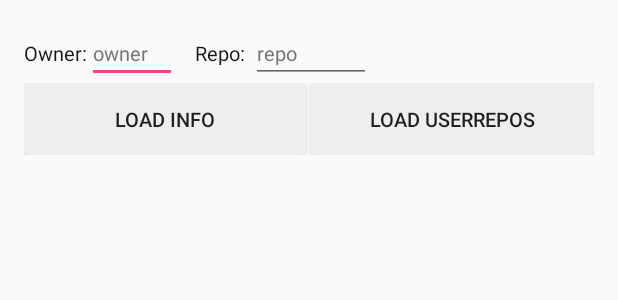
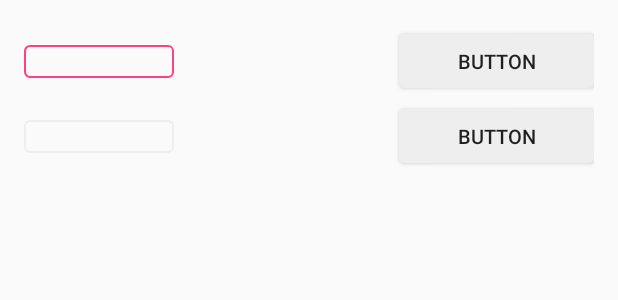
Before and after one commit to RustFisher/GithubOnAndroid, an Android app: the layout act_main.xml on its own in the app's theme, with its tools: preview values and no code run, on a phone screen of 412 x 824 dp. Shown: the top 300 px of the screen. Run offline under Robolectric (Android 15) with nearby library versions, the phone set to English and light mode, and no system bars.

Commit message:
Change Main UI and hideSoftKeyboard

```diff
--- a/app/src/main/java/com/rustfisher/githubonandroid/network/NetworkCenter.java
+++ b/app/src/main/java/com/rustfisher/githubonandroid/network/NetworkCenter.java
@@ -19,10 +19,8 @@ import rx.Observable;
  * Created by Rust Fisher on 2017/2/6.
  */
 public class NetworkCenter {
-    public static final String K_REPO_FULL_NAME = "repo_full_name";
     public static final String K_REPO_NAME = "repo_name";
     public static final String K_OWNER = "owner";
-    public static final String K_REPO_IS_FORK_FROM = "repo_is_fork_from"; // fork from other
 
     public static final String GITHUB_BASE_URL = "https://api.github.com/";
     public static final String GITHUB_CONTRIBUTORS_URL = "repos/{owner}/{repo}/contributors";
--- /dev/null
+++ b/app/src/main/java/com/rustfisher/githubonandroid/widget/InputField.java
@@ -0,0 +1,64 @@
+package com.rustfisher.githubonandroid.widget;
+
+import android.content.Context;
+import android.util.AttributeSet;
+import android.view.LayoutInflater;
+import android.widget.Button;
+import android.widget.EditText;
+import android.widget.RelativeLayout;
+import android.widget.TextView;
+
+import com.rustfisher.githubonandroid.R;
+
+public class InputField extends RelativeLayout {
+
+    private RelativeLayout reLayout;
+    private TextView leftTv;
+    private EditText middleEt;
+    private Button rightBtn;
+
+    public InputField(Context context) {
+        this(context, null);
+    }
+
+    public InputField(Context context, AttributeSet attrs) {
+        super(context, attrs);
+        LayoutInflater inflater = (LayoutInflater) context.getSystemService(Context.LAYOUT_INFLATER_SERVICE);
+        if (null == reLayout) {
+            reLayout = (RelativeLayout) inflater.inflate(R.layout.input_layout, this);
+        }
+        leftTv = (TextView) reLayout.findViewById(R.id.leftTv);
+        middleEt = (EditText) reLayout.findViewById(R.id.middleEt);
+        rightBtn = (Button) reLayout.findViewById(R.id.rightBtn);
+    }
+
+    public void setText(CharSequence leftText, CharSequence etHint, CharSequence btnText) {
+        leftTv.setText(leftText);
+        middleEt.setHint(etHint);
+        rightBtn.setText(btnText);
+    }
+
+    public void setRightBtnOnclickListener(OnClickListener listener) {
+        rightBtn.setOnClickListener(listener);
+    }
+
+    public void setEtText(CharSequence etText) {
+        middleEt.setText(etText);
+    }
+
+    public String getEtText() {
+        return middleEt.getText().toString();
+    }
+
+    public TextView getLeftTv() {
+        return leftTv;
+    }
+
+    public EditText getMiddleEt() {
+        return middleEt;
+    }
+
+    public Button getRightBtn() {
+        return rightBtn;
+    }
+}
--- /dev/null
+++ b/app/src/main/res/drawable/se_et_bg_1.xml
@@ -0,0 +1,7 @@
+<?xml version="1.0" encoding="utf-8"?><!-- edit text bg -->
+<selector xmlns:android="http://schemas.android.com/apk/res/android">
+
+    <item android:drawable="@drawable/shape_frame_1" android:state_focused="false" />
+    <item android:drawable="@drawable/shape_frame_2" android:state_focused="true" />
+
+</selector>
--- /dev/null
+++ b/app/src/main/res/drawable/shape_frame_1.xml
@@ -0,0 +1,9 @@
+<?xml version="1.0" encoding="utf-8"?>
+<shape xmlns:android="http://schemas.android.com/apk/res/android">
+
+    <corners android:radius="@dimen/corner_radius_1" />
+    <solid android:color="@android:color/transparent" />
+    <stroke
+        android:width="1dp"
+        android:color="@color/colorBg1" />
+</shape>
--- /dev/null
+++ b/app/src/main/res/drawable/shape_frame_2.xml
@@ -0,0 +1,9 @@
+<?xml version="1.0" encoding="utf-8"?>
+<shape xmlns:android="http://schemas.android.com/apk/res/android">
+
+    <corners android:radius="@dimen/corner_radius_1" />
+    <solid android:color="@android:color/transparent" />
+    <stroke
+        android:width="1dp"
+        android:color="@color/colorBg5" />
+</shape>
--- a/app/src/main/res/layout/act_main.xml
+++ b/app/src/main/res/layout/act_main.xml
@@ -9,94 +9,28 @@
     android:paddingTop="@dimen/activity_vertical_margin"
     tools:context="com.rustfisher.githubonandroid.activity.MainActivity">
 
-    <RelativeLayout
-        android:id="@+id/reLayout1"
-        android:layout_width="match_parent"
-        android:layout_height="wrap_content">
+    <com.rustfisher.githubonandroid.widget.InputField
+        android:id="@+id/inputField1"
+        android:layout_width="wrap_content"
+        android:layout_height="wrap_content" />
 
-        <TextView
-            android:id="@+id/ownerTv"
-            style="@style/textStyle1"
-            android:layout_width="wrap_content"
-            android:layout_height="wrap_content"
-            android:text="Owner:" />
-
-        <EditText
-            android:id="@+id/ownerEt"
-            style="@style/textStyle1"
-            android:layout_width="wrap_content"
-            android:layout_height="wrap_content"
-            android:layout_toEndOf="@id/ownerTv"
-            android:hint="@string/owner"
-            android:inputType="text"
-            android:minWidth="60dp"
-            android:textColorHint="@color/colorText3" />
-
-        <TextView
-            android:id="@+id/repoTv"
-            style="@style/textStyle1"
-            android:layout_width="wrap_content"
-            android:layout_height="wrap_content"
-            android:layout_marginStart="12dp"
-            android:layout_toEndOf="@id/ownerEt"
-            android:text="Repo:" />
-
-        <EditText
-            android:id="@+id/repoEt"
-            style="@style/textStyle1"
-            android:layout_width="wrap_content"
-            android:layout_height="wrap_content"
-            android:layout_marginStart="4dp"
-            android:layout_toEndOf="@id/repoTv"
-            android:hint="@string/repo"
-            android:minWidth="80dp"
-            android:textColorHint="@color/colorText3" />
-
-    </RelativeLayout>
-
-    <LinearLayout
-        android:id="@+id/linLayout1"
-        android:layout_width="match_parent"
+    <com.rustfisher.githubonandroid.widget.InputField
+        android:id="@+id/inputField2"
+        android:layout_width="wrap_content"
         android:layout_height="wrap_content"
-        android:layout_below="@id/reLayout1"
-        android:orientation="horizontal">
-
-        <Button
-            android:id="@+id/loadBt1"
-            android:layout_width="0dp"
-            android:layout_height="wrap_content"
-            android:layout_weight="49"
-            android:background="@drawable/se_btn_bg"
-            android:text="@string/load_info"
-            android:textSize="@dimen/text_size_1" />
-
-        <View
-            android:layout_width="0dp"
-            android:layout_height="1dp"
-            android:layout_weight="1"
-            android:visibility="invisible" />
-
-        <Button
-            android:id="@+id/loadRepoBtn"
-            android:layout_width="0dp"
-            android:layout_height="wrap_content"
-            android:layout_weight="49"
-            android:background="@drawable/se_btn_bg"
-            android:text="@string/load_repos"
-            android:textSize="@dimen/text_size_1" />
-    </LinearLayout>
+        android:layout_below="@id/inputField1" />
 
     <TextView
         android:id="@+id/infoTv"
         android:layout_width="wrap_content"
         android:layout_height="wrap_content"
-        android:layout_below="@id/linLayout1" />
+        android:layout_below="@id/inputField2" />
 
     <android.support.v7.widget.RecyclerView
         android:id="@+id/infoReView"
         android:layout_width="match_parent"
         android:layout_height="wrap_content"
-        android:layout_below="@id/linLayout1"
+        android:layout_below="@id/inputField2"
         android:layout_marginTop="12dp" />
 
 
--- /dev/null
+++ b/app/src/main/res/layout/input_layout.xml
@@ -0,0 +1,36 @@
+<?xml version="1.0" encoding="utf-8"?>
+<RelativeLayout xmlns:android="http://schemas.android.com/apk/res/android"
+    android:layout_width="match_parent"
+    android:layout_height="50dp">
+
+    <TextView
+        android:id="@+id/leftTv"
+        style="@style/textStyle1"
+        android:layout_width="wrap_content"
+        android:layout_height="wrap_content"
+        android:layout_centerVertical="true" />
+
+    <EditText
+        android:id="@+id/middleEt"
+        style="@style/EtStyle1"
+        android:layout_width="wrap_content"
+        android:layout_height="wrap_content"
+        android:layout_centerVertical="true"
+        android:layout_toEndOf="@id/leftTv"
+        android:background="@drawable/se_et_bg_1"
+        android:inputType="text"
+        android:minWidth="100dp"
+        android:paddingEnd="2dp"
+        android:paddingStart="2dp"
+        android:textColorHint="@color/colorText3" />
+
+    <Button
+        android:id="@+id/rightBtn"
+        android:layout_width="130dp"
+        android:layout_height="36dp"
+        android:layout_alignParentEnd="true"
+        android:layout_centerVertical="true"
+        android:background="@drawable/se_btn_bg"
+        android:text="button"
+        android:textSize="@dimen/text_size_1" />
+</RelativeLayout>
--- a/app/src/main/res/values/strings.xml
+++ b/app/src/main/res/values/strings.xml
@@ -3,8 +3,8 @@
 
     <string name="owner">owner</string>
     <string name="repo">repo</string>
-    <string name="load_info">Load info</string>
-    <string name="load_repos">Load userRepos</string>
+    <string name="load_repo_info">Load repo info</string>
+    <string name="load_repos">Load user repos</string>
     <string name="welcome_note_1">Welcome!</string>
     <string name="author_text">by Rust Fisher</string>
 </resources>
--- a/app/src/main/res/values/styles.xml
+++ b/app/src/main/res/values/styles.xml
@@ -12,9 +12,13 @@
     </style>
 
     <style name="textStyle1">
-        <item name="android:layout_centerVertical">true</item>
-        <item name="android:textSize">@dimen/text_size_1</item>
+        <item name="android:textSize">@dimen/text_size_4</item>
         <item name="android:textColor">@color/colorText4</item>
     </style>
 
+    <style name="EtStyle1" parent="textStyle1">
+        <item name="android:paddingStart">2dp</item>
+        <item name="android:paddingEnd">2dp</item>
+    </style>
+
 </resources>
```
Also changed, not shown: app/src/main/java/com/rustfisher/githubonandroid/activity/MainActivity.java (+56 -79 lines).
